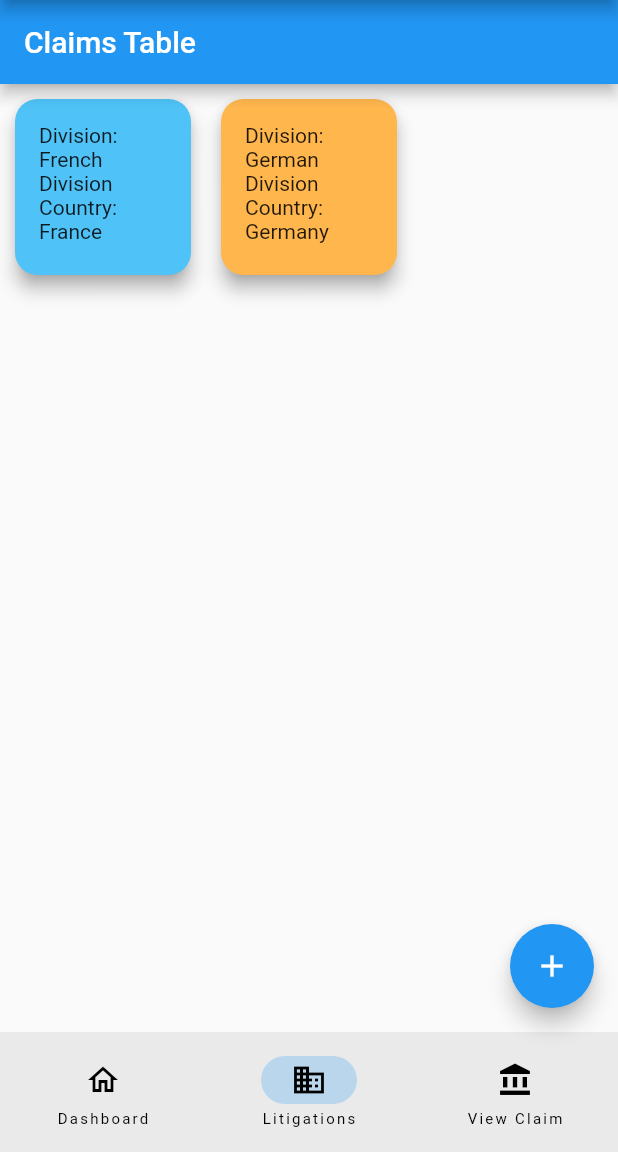
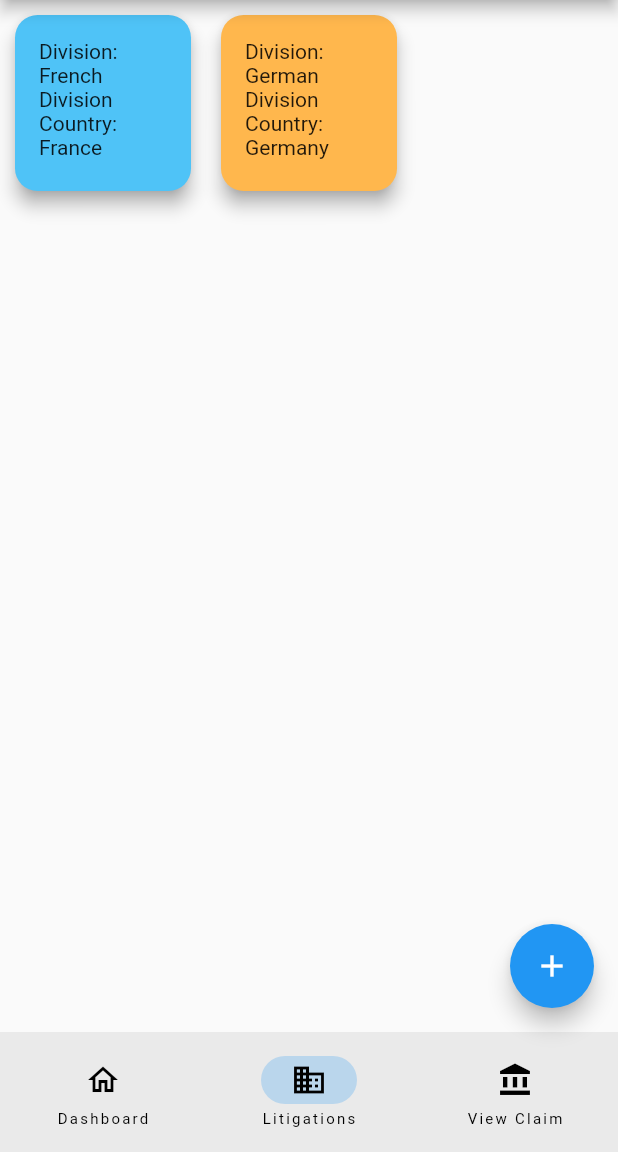
Before and after one commit to roechsli/litigation-management-system, a Flutter app: the screen it shows after launch, item 2 of the bottom bar chosen, on a phone screen of 412 x 824 dp, the part 84-1236 px from its top. Run offline on Flutter 3.47's test engine with Material 2 defaults, Android fonts, the light colour scheme and no system bars; our stand-ins replace video_player, webview_flutter, webview_flutter_platform_interface; missing offline and left inert: pdfx, survey_kit, webview_flutter_web.

```diff
--- a/lib/main.dart
+++ b/lib/main.dart
@@ -1,5 +1,6 @@
 import 'package:flutter/foundation.dart';
 import 'package:flutter/material.dart';
+import 'package:flutter/services.dart';
 import 'package:litigation_management_system/screens/claim_view.dart';
 import 'package:litigation_management_system/screens/dashboard.dart';
 import 'package:litigation_management_system/screens/new_litigation_screen.dart';
@@ -9,6 +10,9 @@ import 'package:webview_flutter_web/webview_flutter_web.dart';
 
 void main() {
 // Add this
+  SystemChrome.setSystemUIOverlayStyle(SystemUiOverlayStyle(
+    systemNavigationBarColor: Colors.white,
+  ));
   if (kIsWeb) {
     WebViewPlatform.instance = WebWebViewPlatform();
   }
--- a/lib/screens/new_litigation_screen.dart
+++ b/lib/screens/new_litigation_screen.dart
@@ -29,7 +29,7 @@ class _NewLitigationScreenState extends State<NewLitigationScreen> {
     Navigator.pop(context);
   }
 
-  SurveyKit litigationSurvery() {
+  SurveyKit litigationSurvey() {
     var survey = SurveyKit(
       onResult: handleSurveyResult,
       surveyController: _currentSurveyController,
@@ -161,7 +161,7 @@ class _NewLitigationScreenState extends State<NewLitigationScreen> {
         Container(
             color: Colors.white,
             child:
-                Align(alignment: Alignment.center, child: litigationSurvery()))
+                Align(alignment: Alignment.center, child: litigationSurvey()))
       ])),
     );
   }
--- a/lib/screens/table_view.dart
+++ b/lib/screens/table_view.dart
@@ -29,11 +29,7 @@ class _TableViewScreenState extends State<TableViewScreen> {
 
   @override
   Widget build(BuildContext context) {
-    return Scaffold(
-      appBar: AppBar(
-        title: Text("Claims Table"),
-      ),
-      body: GridView.builder(
+    return GridView.builder(
       gridDelegate: SliverGridDelegateWithFixedCrossAxisCount(
         crossAxisCount: 3, // Number of columns in the grid
       ),
@@ -70,7 +66,6 @@ class _TableViewScreenState extends State<TableViewScreen> {
             )
         );
       },
-      ),
     );
   }
 }
```
Lines whose indentation alone changed are shown as unchanged.
